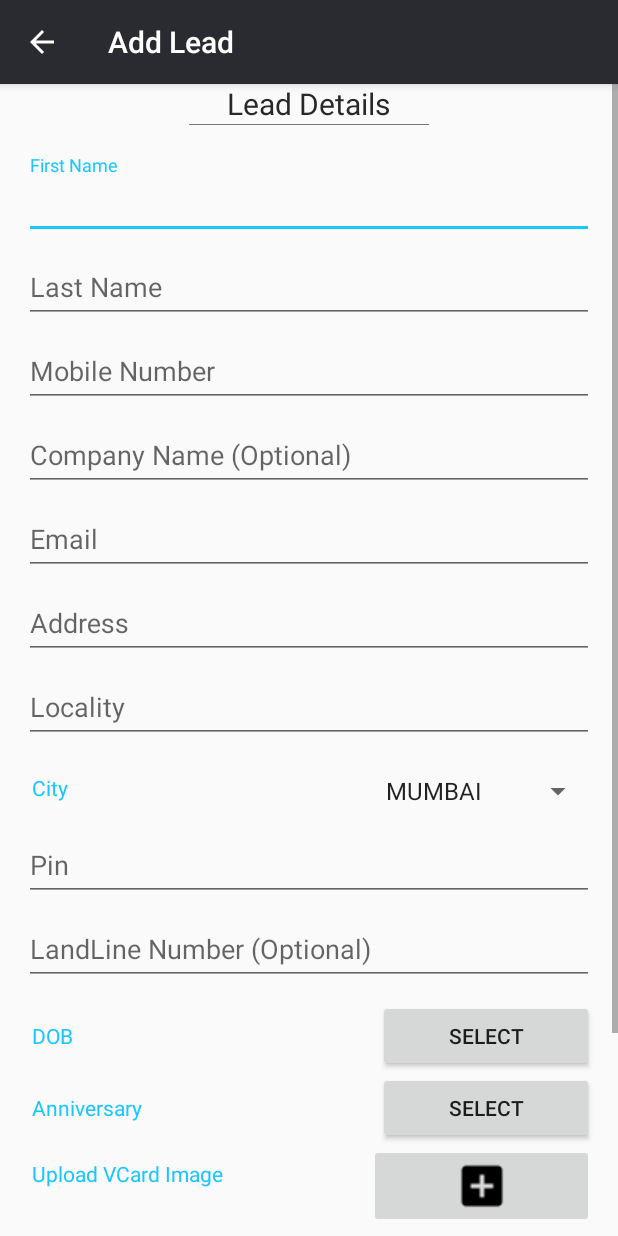
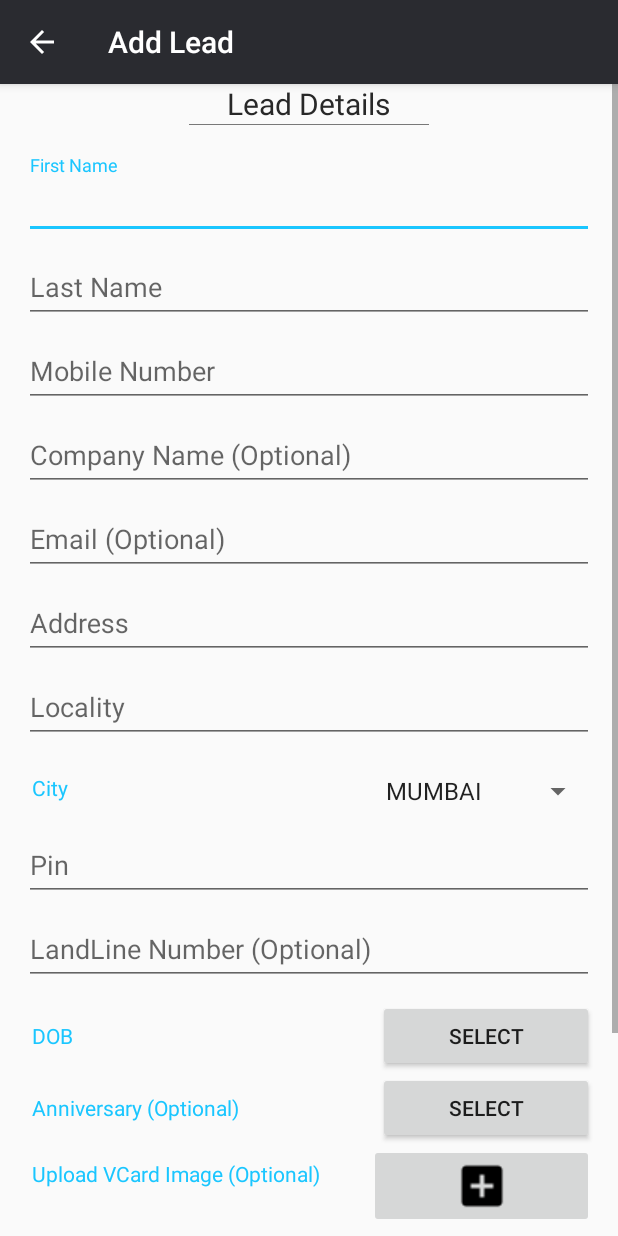
Before and after one commit to raviat10x/totem3, an Android app: the NewCustomerActivity screen opened directly, with no data from a screen before it, on a phone screen of 412 x 824 dp. Run offline under Robolectric (Android 15) with nearby library versions, the phone set to English and light mode, and no system bars; libraries missing offline, so code that uses them is left out: com.loopj.android, cz.msebera.android.

Commit message:
Updated Code on 25th Nov, 2015 02:27pm

```diff
--- a/app/src/main/res/layout/activity_new_customer.xml
+++ b/app/src/main/res/layout/activity_new_customer.xml
@@ -135,7 +135,7 @@
                         android:id="@+id/txtEmail"
                         android:layout_width="match_parent"
                         android:layout_height="wrap_content"
-                        android:hint="Email"
+                        android:hint="Email (Optional)"
                         android:inputType="textEmailAddress" />
 
                 </android.support.design.widget.TextInputLayout>
@@ -243,6 +243,7 @@
                         android:id="@+id/txtLandline"
                         android:layout_width="match_parent"
                         android:layout_height="wrap_content"
+                        android:maxLength="12"
                         android:hint="LandLine Number (Optional)"
                         android:inputType="text|number" />
 
@@ -293,7 +294,7 @@
                         android:layout_marginBottom="24dp"
                         android:layout_marginLeft="5dp"
                         android:layout_weight="0.6"
-                        android:text="Anniversary" />
+                        android:text="Anniversary (Optional)" />
 
                     <android.support.v7.widget.AppCompatButton
                         android:id="@+id/btnAnnivarsary"
@@ -317,7 +318,7 @@
                         android:layout_height="wrap_content"
                         android:layout_marginLeft="5dp"
                         android:layout_weight="0.6"
-                        android:text="Upload VCard Image"
+                        android:text="Upload VCard Image (Optional)"
                         android:paddingTop="10dp" />
 
                     <ImageButton
@@ -431,7 +432,7 @@
                 android:padding="12dp"
                 android:paddingBottom="5dp"
                 android:paddingTop="5dp"
-                android:text="Save Customer"
+                android:text="Create Lead"
                 android:textColor="#ffffff" />
 
         </LinearLayout>
--- a/app/src/main/res/values/strings.xml
+++ b/app/src/main/res/values/strings.xml
@@ -28,10 +28,10 @@
     <!--<string name="profile_menu_Activity">Activity</string>-->
 
     <string name="profile_menu_avlbl">Available</string>
-    <string name="profile_menu_temnt">Terminated</string>
     <string name="profile_menu_onduty">OnDuty</string>
-    <string name="profile_menu_ontrip">OnTrip</string>
     <string name="profile_menu_offduty">OffDuty</string>
+    <string name="profile_menu_allDrivers">All Drivers</string>
+
 
 
     <!-- TODO: Remove or change this placeholder text -->
```
Also changed, not shown: app/src/main/java/com/move10x/totem/design/NewCustomerActivity.java (+8 -19 lines), app/src/main/java/com/move10x/totem/services/MiscService.java (+9 -0 lines).
